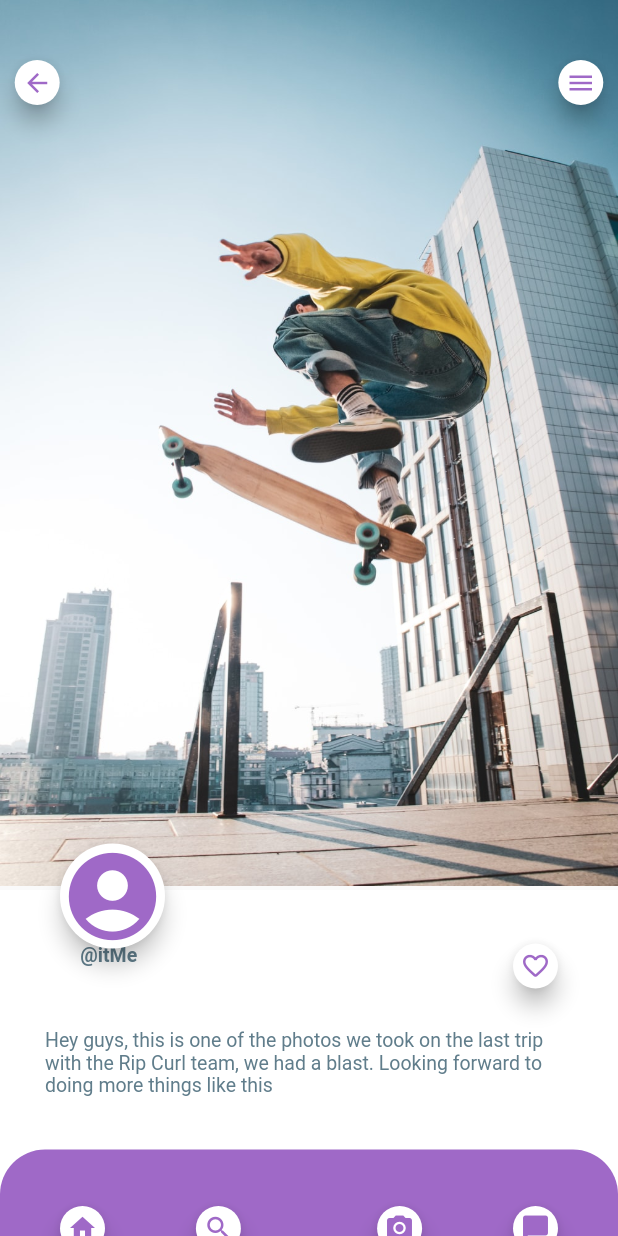
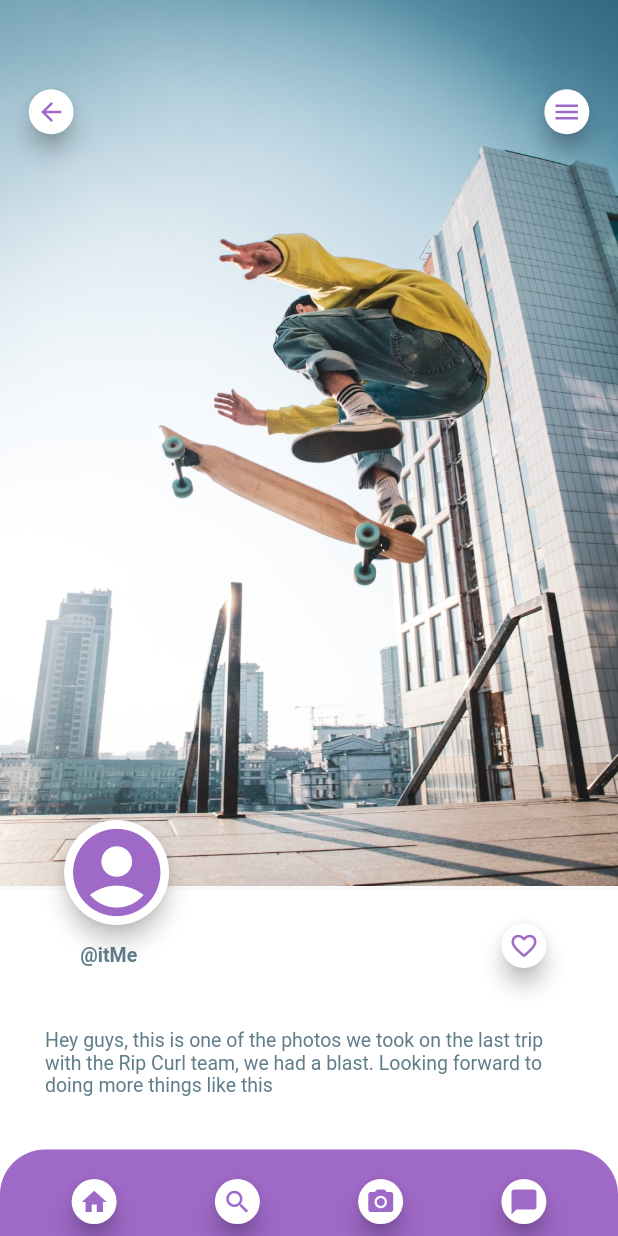
Before and after one commit to oscarrep/SkateboardApp, a Flutter app: the screen it shows after launch, on a phone screen of 412 x 824 dp. Run offline on Flutter 3.47's test engine with Material 2 defaults, Android fonts, the phone set to English and light mode, and no system bars.

Commit message:
all buttons now return a Container instead of Padding

```diff
--- a/skateboard_app/lib/boardPage.dart
+++ b/skateboard_app/lib/boardPage.dart
@@ -97,10 +97,10 @@ class _ProfilePic extends StatelessWidget {
 
   @override
   Widget build(BuildContext context) {
-    return Padding(
-      padding: const EdgeInsets.all(40.0),
+    return Container(
+      //padding: const EdgeInsets.all(40.0),
       child: Container(
-        alignment: Alignment(-1 ,0.55),
+        alignment: Alignment(-0.75 ,0.45),
         child: Container(
           width: 70,
           height: 70,
@@ -152,10 +152,9 @@ class _Like extends StatelessWidget {
 
   @override
   Widget build(BuildContext context) {
-    return Padding(
-      padding: const EdgeInsets.all(40.0),
+    return Container(
       child: Container(
-        alignment: Alignment(1 , 0.65),
+        alignment: Alignment(0.75 , 0.55),
         child: Container(
           width: 30,
           height: 30,
@@ -180,10 +179,9 @@ class _Home extends StatelessWidget {
 
   @override
   Widget build(BuildContext context) {
-    return Padding(
-      padding: const EdgeInsets.all(40.0),
+    return Container(
       child: Container(
-        alignment: Alignment(-1 , 1.14),
+        alignment: Alignment(-0.75 , 0.98),
         child: Container(
           width: 30,
           height: 30,
@@ -208,10 +206,9 @@ class _Search extends StatelessWidget {
 
   @override
   Widget build(BuildContext context) {
-    return Padding(
-      padding: const EdgeInsets.all(40.0),
+    return Container(
       child: Container(
-        alignment: Alignment(-0.40 , 1.14),
+        alignment: Alignment(-0.25 , 0.98),
         child: Container(
           width: 30,
           height: 30,
@@ -236,10 +233,9 @@ class _Photo extends StatelessWidget {
 
  @override
   Widget build(BuildContext context) {
-    return Padding(
-      padding: const EdgeInsets.all(40.0),
+    return Container(
       child: Container(
-        alignment: Alignment(0.40 , 1.14),
+        alignment: Alignment(0.25 , 0.98),
         child: Container(
           width: 30,
           height: 30,
@@ -264,10 +260,9 @@ class _Messages extends StatelessWidget {
 
   @override
   Widget build(BuildContext context) {
-    return Padding(
-      padding: const EdgeInsets.all(40.0),
+    return Container(
       child: Container(
-        alignment: Alignment(1 , 1.14),
+        alignment: Alignment(0.75 , 0.98),
         child: Container(
           width: 30,
           height: 30,
@@ -292,10 +287,9 @@ class _Back extends StatelessWidget {
 
   @override
   Widget build(BuildContext context) {
-    return Padding(
-      padding: const EdgeInsets.all(40.0),
+    return Container(
       child: Container(
-        alignment: Alignment(-1.2 , -1),
+        alignment: Alignment(-0.9 , -0.85),
         child: Container(
           width: 30,
           height: 30,
@@ -320,10 +314,9 @@ class _Options extends StatelessWidget {
 
   @override
   Widget build(BuildContext context) {
-    return Padding(
-      padding: const EdgeInsets.all(40.0),
+    return Container(
       child: Container(
-        alignment: Alignment(1.2 , -1),
+        alignment: Alignment(0.9 , -0.85),
         child: Container(
           width: 30,
           height: 30,
```
